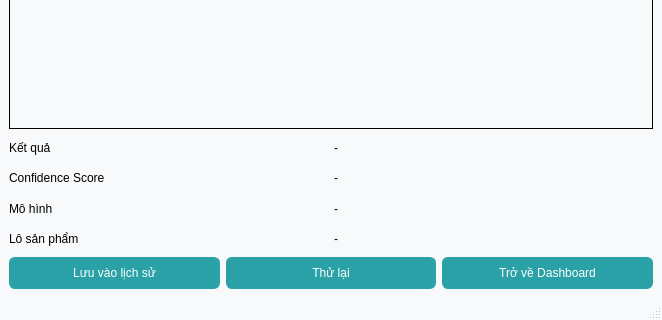
The window that final_ml/ui/ui_result.ui (bichnga1845/MLBA_FinalProjectt) describes before a commit, drawn with Qt 5; both pictures show x 0 to 662 and y 280 to 600 of the 662 by 600 pixel window.
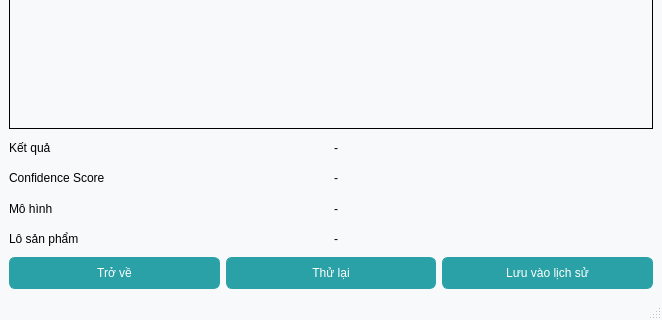
The same window after the commit.

Diff of the .ui file:
```diff
--- a/final_ml/ui/ui_result.ui
+++ b/final_ml/ui/ui_result.ui
@@ -121,9 +121,9 @@
     <item>
      <layout class="QHBoxLayout" name="layoutButtons">
       <item>
-       <widget class="QPushButton" name="btnSaveHistory">
+       <widget class="QPushButton" name="btnBackDashboard">
         <property name="text">
-         <string>Lưu vào lịch sử</string>
+         <string>Trở về</string>
         </property>
        </widget>
       </item>
@@ -135,9 +135,9 @@
        </widget>
       </item>
       <item>
-       <widget class="QPushButton" name="btnBackDashboard">
+       <widget class="QPushButton" name="btnSaveHistory">
         <property name="text">
-         <string>Trở về Dashboard</string>
+         <string>Lưu vào lịch sử</string>
         </property>
        </widget>
       </item>
```
